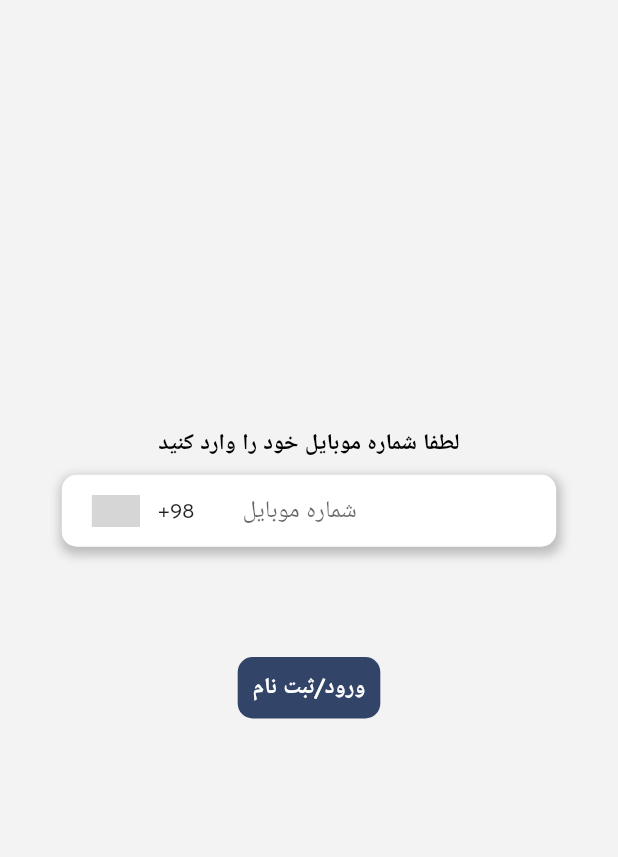
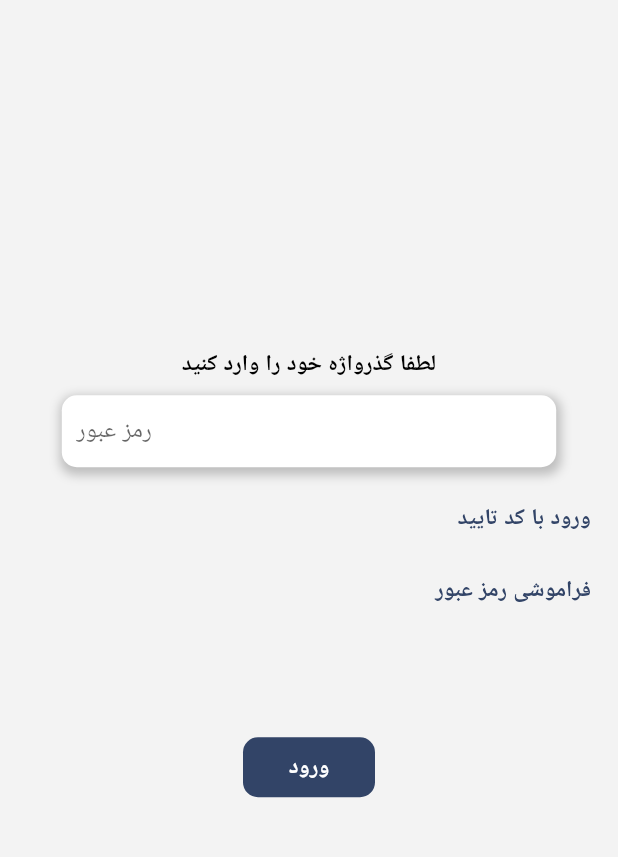
Before and after one commit to barbatstudio/decooj_mobile_app, a Flutter app: the GetPhoneView widget shown alone on an empty page, opened directly, after a tap on "ورود/ثبت نام", on a phone screen of 412 x 824 dp, the part 84-941 px from its top. Run offline on Flutter 3.47's test engine with Material 2 defaults, Android fonts, the phone set to English and light mode, and no system bars; drawn by our look-alikes of intl_phone_number_input; our stand-ins replace carousel_slider, flushbar, flutter_icons, flutter_typeahead, shared_preferences, video_player; missing offline and left inert: custom_bottom_navigation_bar, flutter_wordpress, loading; accounts and stored records are empty; project files that could hold a hidden picture were left out; grey boxes are pictures that could not be loaded.

Commit message:
finish get password page

```diff
--- /dev/null
+++ b/lib/features/login_flow/get_password/get_password_view/get_password_view.dart
@@ -0,0 +1,102 @@
+import 'package:decooj_buyers/features/login_flow/get_password/get_password_view/get_password_viewmodel.dart';
+import 'package:decooj_buyers/generics/view_model_provider.dart';
+import 'package:decooj_buyers/tools/constants.dart';
+import 'package:decooj_buyers/widgets/main_scaffold_widget.dart';
+import 'package:flutter/material.dart';
+import 'package:flutter/services.dart';
+
+class GetPasswordView extends StatelessWidget {
+  final String phoneNumber;
+
+  const GetPasswordView({Key key, this.phoneNumber}) : super(key: key);
+
+  @override
+  Widget build(BuildContext context) {
+    return ViewModelProvider<GetPasswordViewModel>(
+      viewModel: GetPasswordViewModel(context: context),
+      builder: (viewModel) {
+        return SafeArea(
+          child: MainScaffoldWidget(
+            onBackClick: () {
+              Navigator.pop(context);
+            },
+            body: Container(
+              padding: EdgeInsets.all(10),
+              width: MediaQuery.of(context).size.width,
+              child: Column(
+                mainAxisAlignment: MainAxisAlignment.center,
+                children: [
+                  Text(
+                    'لطفا گذرواژه خود را وارد کنید',
+                    style: kTitleTextStyle.copyWith(color: Colors.black),
+                  ),
+                  SizedBox(
+                    height: 10,
+                  ),
+                  Container(
+                    width: MediaQuery.of(context).size.width * 0.8,
+                    decoration: BoxDecoration(
+                        color: Colors.white,
+                        borderRadius: BorderRadius.circular(10),
+                        boxShadow: [kBoxShadow]),
+                    child: TextField(
+                      decoration: InputDecoration(
+                          border: InputBorder.none,
+                          hintText: 'رمز عبور',
+
+                          contentPadding: EdgeInsets.all(10),
+                          hintTextDirection: TextDirection.rtl),
+                      obscureText: true,
+                      textAlign: TextAlign.end,
+                      onChanged: (data) {
+                        print("password: $data");
+                      },
+                    ),
+                  ),
+                  SizedBox(
+                    height: 10,
+                  ),
+                  Container(
+                      alignment: Alignment.centerRight,
+                      child: TextButton(
+                          onPressed: () {},
+                          child: Text(
+                            'ورود با کد تایید',
+                            style:
+                                kTitleTextStyle.copyWith(color: kPrimaryColor),
+                            textAlign: TextAlign.end,
+                          ))),
+                  Container(
+                    alignment: Alignment.centerRight,
+                    child: TextButton(
+                      onPressed: () {},
+                      child: Text(
+                        'فراموشی رمز عبور',
+                        style: kTitleTextStyle.copyWith(color: kPrimaryColor),
+                        textAlign: TextAlign.end,
+                      ),
+                    ),
+                  ),
+                  SizedBox(
+                    height: 70,
+                  ),
+                  FlatButton(
+                    padding: EdgeInsets.all(10),
+                    onPressed: () {},
+                    color: kPrimaryColor,
+                    child: Text(
+                      'ورود',
+                      style: kTitleTextStyle.copyWith(color: Colors.white),
+                    ),
+                    shape: RoundedRectangleBorder(
+                        borderRadius: BorderRadius.circular(10)),
+                  ),
+                ],
+              ),
+            ),
+          ),
+        );
+      },
+    );
+  }
+}
--- /dev/null
+++ b/lib/features/login_flow/get_password/get_password_view/get_password_viewmodel.dart
@@ -0,0 +1,10 @@
+import 'package:decooj_buyers/generics/base_view_model.dart';
+import 'package:flutter/cupertino.dart';
+
+class GetPasswordViewModel extends BaseViewModel{
+  final BuildContext context;
+  String password;
+
+  GetPasswordViewModel({this.context}) : super(context: context);
+
+}
--- a/lib/features/login_flow/get_phone/get_phone_view.dart
+++ b/lib/features/login_flow/get_phone/get_phone_view.dart
@@ -1,3 +1,4 @@
+import 'package:decooj_buyers/features/login_flow/get_password/get_password_view/get_password_view.dart';
 import 'package:decooj_buyers/features/login_flow/get_phone/get_phone_viewmodel.dart';
 import 'package:decooj_buyers/generics/view_model_provider.dart';
 import 'package:decooj_buyers/tools/constants.dart';
@@ -65,7 +66,16 @@ class GetPhoneView extends StatelessWidget {
                     ),
                     FlatButton(
                       padding: EdgeInsets.all(10),
-                      onPressed: () {},
+                      onPressed: () {
+                        Navigator.push(
+                          context,
+                          MaterialPageRoute(
+                            builder: (_) => GetPasswordView(
+                              phoneNumber: viewModel.phoneNumber,
+                            ),
+                          ),
+                        );
+                      },
                       color: kPrimaryColor,
                       child: Text(
                         'ورود/ثبت نام',
--- a/lib/main.dart
+++ b/lib/main.dart
@@ -14,7 +14,7 @@ class MyApp extends StatelessWidget {
       title: 'دکوژ',
       theme: ThemeData(
         fontFamily: 'Averta',
-        primarySwatch: Colors.amber,
+        primarySwatch: Colors.blueGrey,
       ),
       routes: {
         // '/': (context) => NoteListView(),
--- a/lib/tools/constants.dart
+++ b/lib/tools/constants.dart
@@ -90,3 +90,6 @@ const int FIELD_TYPE_LIST_CHECK_BOX = 6;
 
 const int STEP_GET_OPTIONS_PARAMETERS = 1;
 const int STEP_GET_PARAMETERS_WEIGHT = 2;
+
+const int OPT_TYPE_LOGIN = 1;
+const int OPT_TYPE_SIGN_UP = 2;
```
